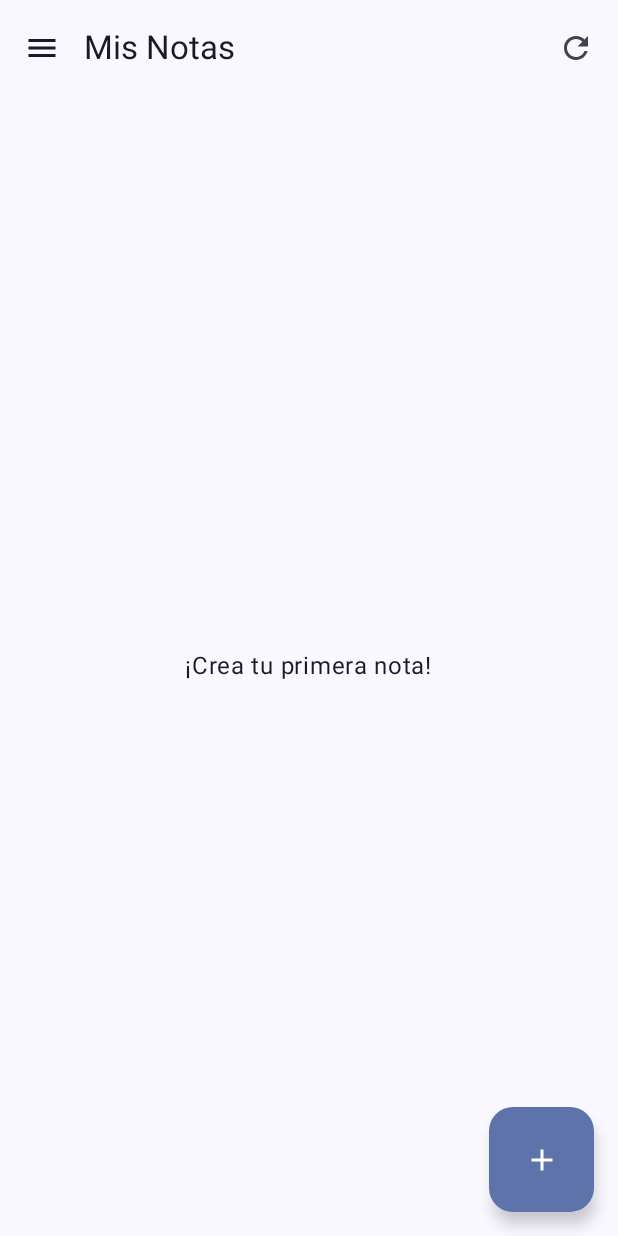
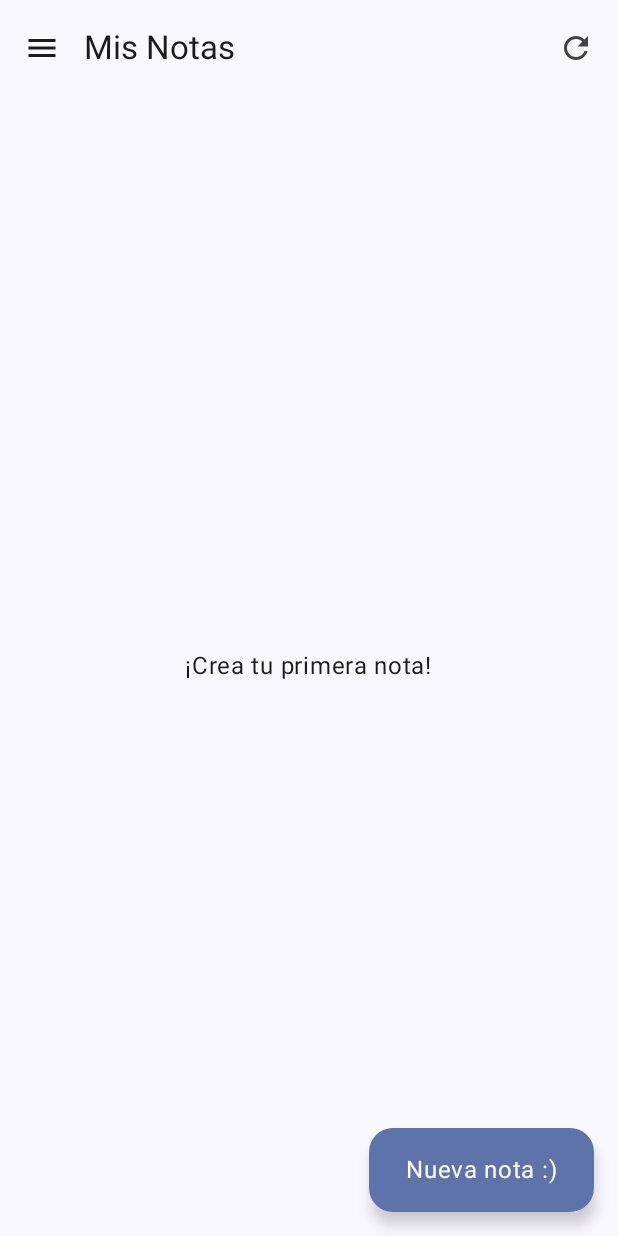
Before and after one commit to ValdoYKING/Notas_Valdo, an Android app built with Jetpack Compose: the screen it shows after launch (MainActivity), on a phone screen of 412 x 824 dp. Run offline under Robolectric (Android 15) with nearby library versions, the phone set to English and light mode, and no system bars; our stand-ins replace Room's generated code.

Commit message:
Cambio de titulo al editar una nota, nuevo diseño para el boton de generar una nota

```diff
--- a/app/src/main/java/com/valdo/notasinteligentesvaldo/screens/NotesScreen.kt
+++ b/app/src/main/java/com/valdo/notasinteligentesvaldo/screens/NotesScreen.kt
@@ -6,7 +6,9 @@ import androidx.compose.foundation.layout.Arrangement
 import androidx.compose.foundation.layout.Box
 import androidx.compose.foundation.layout.Column
 import androidx.compose.foundation.layout.PaddingValues
+import androidx.compose.foundation.layout.Row
 import androidx.compose.foundation.layout.Spacer
+import androidx.compose.foundation.layout.defaultMinSize
 import androidx.compose.foundation.layout.fillMaxSize
 import androidx.compose.foundation.layout.height
 import androidx.compose.foundation.layout.padding
@@ -43,11 +45,13 @@ import androidx.compose.runtime.LaunchedEffect
 import androidx.compose.runtime.collectAsState
 import androidx.compose.runtime.getValue
 import androidx.compose.runtime.rememberCoroutineScope
+import androidx.compose.ui.Alignment
 import androidx.compose.ui.Alignment.Companion.Center
 import androidx.compose.ui.Alignment.Companion.CenterHorizontally
 import androidx.compose.ui.Modifier
 import androidx.compose.ui.platform.LocalConfiguration
 import androidx.compose.ui.unit.dp
+import androidx.compose.ui.unit.sp
 import androidx.lifecycle.viewmodel.compose.viewModel
 import androidx.navigation.NavController
 import com.valdo.notasinteligentesvaldo.components.NoteCard
@@ -139,10 +143,25 @@ fun NotesScreen(
             floatingActionButton = {
                 FloatingActionButton(
                     onClick = onAddNote,
-                    modifier = Modifier.size(70.dp)
+                    //modifier = Modifier.size(70.dp)
+                    modifier = Modifier
+                        .defaultMinSize(minWidth = 150.dp, minHeight = 56.dp), // Ajusta el ancho mínimo
                 ) {
-                    Icon(Icons.Default.Add, contentDescription = "Agregar nota")
-                }
+                    //Icon(Icons.Default.Add, contentDescription = "Agregar nota")
+                    Row(
+                        modifier = Modifier
+                            .padding(horizontal = 16.dp),
+                        verticalAlignment = Alignment.CenterVertically
+                    ) {
+                        // Opcional: si quieres un icono
+                        // Icon(Icons.Default.Add, contentDescription = "Agregar nota")
+                        // Spacer(modifier = Modifier.width(8.dp)) // Espacio entre icono y texto
+                        Text(
+                            text = "Nueva nota :)",
+                            style = MaterialTheme.typography.bodyLarge, // Ajusta el estilo según tus necesidades
+                            color = MaterialTheme.colorScheme.onPrimary
+                        )
+                }}
             },
             topBar = {
                 TopAppBar(
@@ -167,7 +186,9 @@ fun NotesScreen(
                 if (notes.isEmpty()) {
                     Text(
                         "¡Crea tu primera nota!",
-                        modifier = Modifier.fillMaxSize().wrapContentSize(),
+                        modifier = Modifier
+                            .fillMaxSize()
+                            .wrapContentSize(),
                         style = MaterialTheme.typography.bodyLarge
                     )
                 } else {
--- a/gradle/libs.versions.toml
+++ b/gradle/libs.versions.toml
@@ -13,7 +13,7 @@ junitVersion = "1.2.1"
 espressoCore = "3.6.1"
 lifecycleRuntimeKtx = "2.8.7"
 activityCompose = "1.10.1"
-composeBom = "2024.09.00"
+composeBom = "2025.04.00"
 markdown = "0.2.6"
 
 [libraries]
```
Also changed, not shown: app/src/main/java/com/valdo/notasinteligentesvaldo/screens/NoteDetailScreen.kt (+16 -1 lines).
